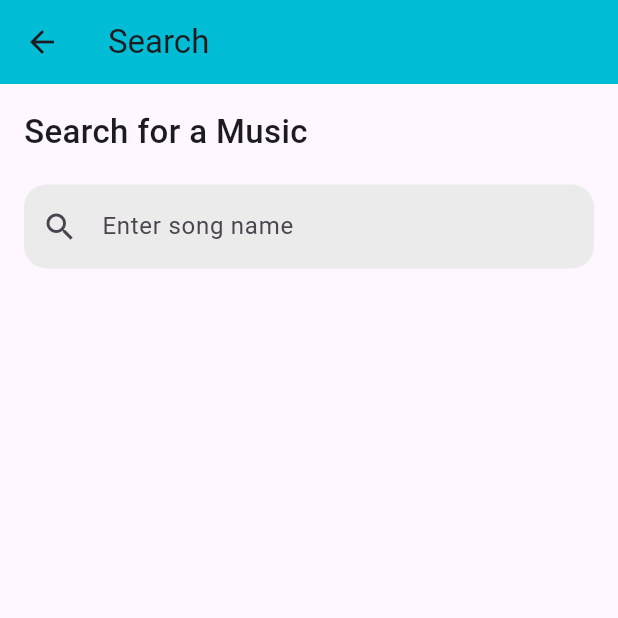
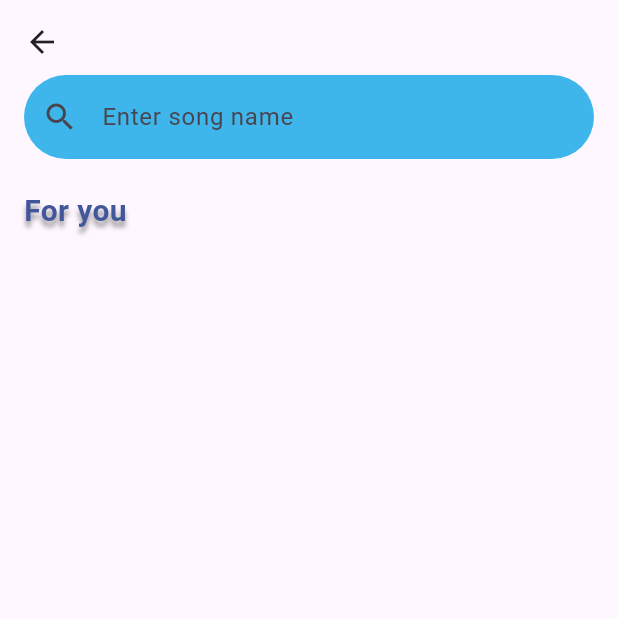
Before and after one commit to Stillante-Peruro/Feel-da-Beats, a Flutter app: the SearchPage screen opened directly, on a phone screen of 412 x 824 dp, the top half of it. Run offline on Flutter 3.47's test engine with Material 3 defaults, Android fonts, the phone set to English and light mode, and no system bars; our stand-ins replace audioplayers, camera, cloud_firestore, firebase_auth, firebase_core, permission_handler; missing offline and left inert: flutter_acrcloud, google_mlkit_commons, google_mlkit_face_detection, tflite_v2; accounts and stored records are empty; Roboto replaces fonts that are missing (Poppins).

Commit message:
upgrade design search page

```diff
--- a/lib/pages/search_page.dart
+++ b/lib/pages/search_page.dart
@@ -93,13 +93,6 @@ class _SearchPageState extends State<SearchPage> {
   @override
   Widget build(BuildContext context) {
     return Scaffold(
-      appBar: AppBar(
-        title: const Text(
-          'Search',
-        ),
-        backgroundColor: Colors.cyan,
-      ),
-      // backgroundColor: Colors.black,
       body: Padding(
         padding: EdgeInsets.all(16),
         child: Container(
@@ -107,18 +100,19 @@ class _SearchPageState extends State<SearchPage> {
             crossAxisAlignment: CrossAxisAlignment.start,
             mainAxisAlignment: MainAxisAlignment.start,
             children: [
-              Text('Search for a Music',
-                  style: TextStyle(
-                    fontSize: 22,
-                    fontWeight: FontWeight.w500,
-                  )),
-              SizedBox(height: 20),
+              GestureDetector(
+                child: Icon(Icons.arrow_back),
+                onTap: () {
+                  Navigator.pop(context);
+                },
+              ),
+              SizedBox(height: 10),
               TextField(
                 decoration: InputDecoration(
                   filled: true,
-                  fillColor: Color.fromARGB(255, 235, 235, 235),
+                  fillColor: Color.fromRGBO(62, 182, 236, 1),
                   border: OutlineInputBorder(
-                    borderRadius: BorderRadius.all(Radius.circular(15)),
+                    borderRadius: BorderRadius.all(Radius.circular(50)),
                     borderSide: BorderSide.none,
                   ),
                   hintText: 'Enter song name',
@@ -127,6 +121,20 @@ class _SearchPageState extends State<SearchPage> {
                 controller: _searchController,
               ),
               SizedBox(height: 20),
+              Text('For you',
+                  style: TextStyle(
+                    fontFamily: 'Poppins',
+                    fontSize: 20,
+                    color: Color.fromRGBO(66, 87, 154, 1),
+                    shadows: [
+                      Shadow(
+                          offset: Offset(0, 4),
+                          color: Color.fromRGBO(0, 0, 0, 0.4),
+                          blurRadius: 4)
+                    ],
+                    fontWeight: FontWeight.bold,
+                  )),
+              SizedBox(height: 5),
               Expanded(
                 child: StreamBuilder<QuerySnapshot>(
                   stream: FirebaseFirestore.instance
@@ -146,14 +154,35 @@ class _SearchPageState extends State<SearchPage> {
                                     maxLines: 1,
                                     overflow: TextOverflow.ellipsis,
                                     style: TextStyle(
+                                        fontFamily: 'Poppins',
                                         fontSize: 16,
+                                        color: Color.fromRGBO(99, 124, 178, 1),
+                                        shadows: [
+                                          Shadow(
+                                              offset: Offset(0, 3),
+                                              color:
+                                                  Color.fromRGBO(0, 0, 0, 0.4),
+                                              blurRadius: 4)
+                                        ],
                                         fontWeight: FontWeight.bold)),
                                 subtitle: Text(_resultList[index]['artist'],
                                     maxLines: 1,
                                     overflow: TextOverflow.ellipsis,
-                                    style: TextStyle(fontSize: 16)),
-                                leading: Image.network(
-                                    _resultList[index]["albumImgUrl"]),
+                                    style: TextStyle(
+                                      fontSize: 16,
+                                      fontFamily: 'Poppins',
+                                    )),
+                                leading: ClipRRect(
+                                    borderRadius: BorderRadius.circular(16),
+                                    child: Container(
+                                      width: 57,
+                                      height: 57,
+                                      child: Image.network(
+                                        _resultList[index]["albumImgUrl"],
+                                        fit: BoxFit.cover,
+                                      ),
+                                    )),
+                                trailing: GestureDetector(
                                   onTap: () {
                                     print('clicked');
                                     Navigator.push(
@@ -164,12 +193,18 @@ class _SearchPageState extends State<SearchPage> {
                                                       ['title'],
                                                   artist: _resultList[index]
                                                       ['artist'],
-                                                albumImgUrl: _resultList[index]
+                                                  albumImgUrl:
+                                                      _resultList[index]
                                                           ["albumImgUrl"],
                                                   audioPath: _resultList[index]
                                                       ["audioPath"],
                                                 )));
                                   },
+                                  child: Icon(
+                                    Icons.play_circle_fill_rounded,
+                                    color: Color.fromRGBO(62, 182, 236, 1),
+                                  ),
+                                ),
                               );
                             });
                   },
```
Lines whose indentation alone changed are shown as unchanged.
